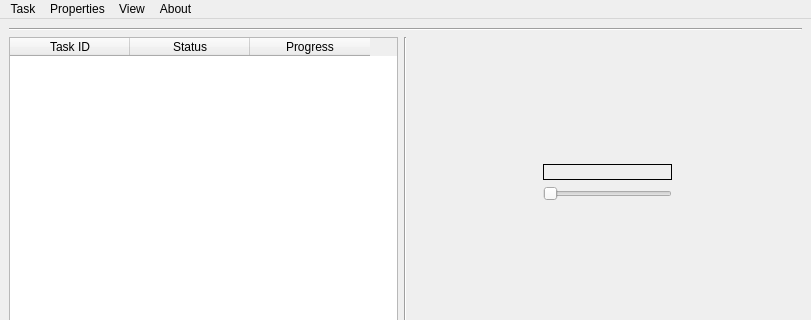
The window that poc/golemPy/examples/gnr/ui/MainWindow.ui (golemfactory/clay) describes before a commit, drawn with Qt 5; both pictures show x 0 to 811 and y 0 to 320 of the 811 by 690 pixel window.
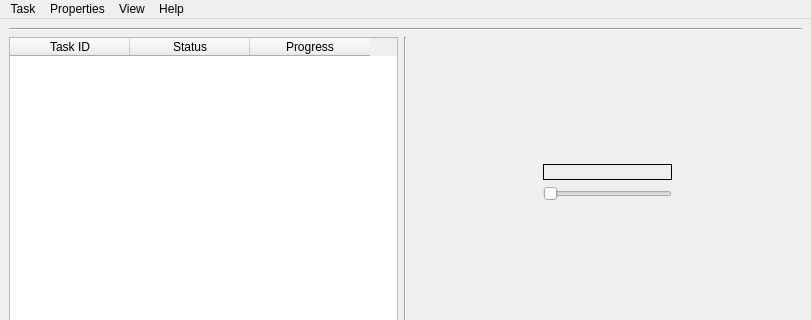
The same window after the commit. Custom widgets are drawn as their Qt base class.

```diff
--- a/poc/golemPy/examples/gnr/ui/MainWindow.ui
+++ b/poc/golemPy/examples/gnr/ui/MainWindow.ui
@@ -581,7 +581,7 @@
    </widget>
    <widget class="QMenu" name="menuAbout">
     <property name="title">
-     <string>About</string>
+     <string>Help</string>
     </property>
    </widget>
    <addaction name="menuTask"/>
```
Left out of the diff: 6 changed lines with no effect on the pictures.
